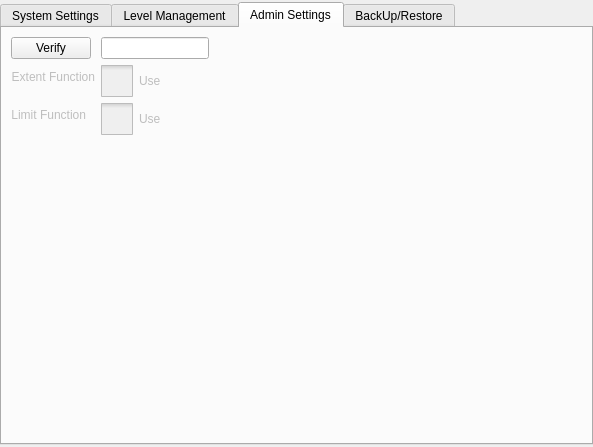
The window that hcsettings/ichcsystemsettingsframe.ui (GaussCheng/2-5AxisPunch) describes before a commit, drawn with Qt 5.
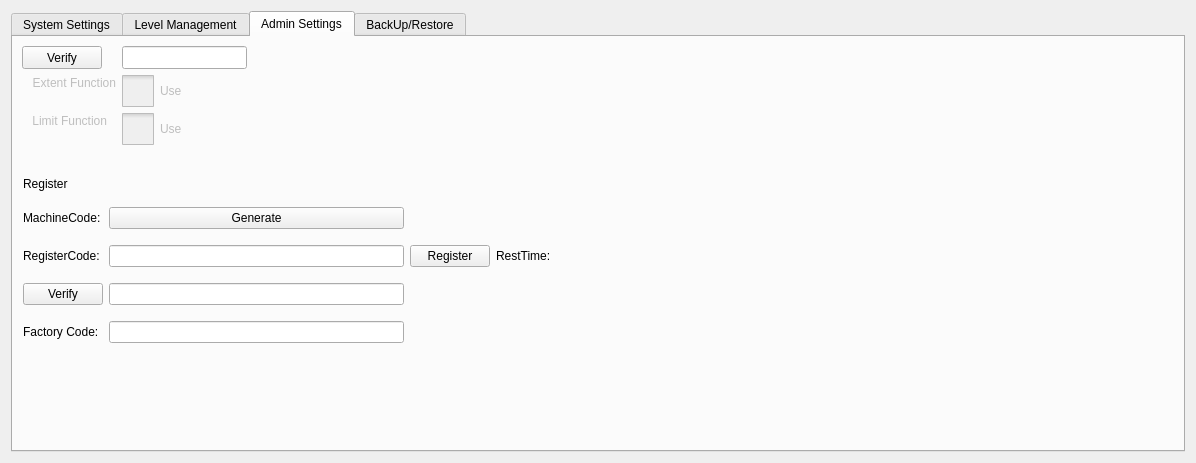
The same window after the commit. The open tabs and pages were chosen to show the change. Icons and pictures are not drawn. Custom widgets are drawn as their Qt base class.

```diff
--- a/hcsettings/ichcsystemsettingsframe.ui
+++ b/hcsettings/ichcsystemsettingsframe.ui
@@ -6,8 +6,8 @@
    <rect>
     <x>0</x>
     <y>0</y>
-    <width>593</width>
-    <height>447</height>
+    <width>1196</width>
+    <height>463</height>
    </rect>
   </property>
   <property name="windowTitle">
@@ -28,23 +28,8 @@
    <enum>QFrame::Plain</enum>
   </property>
   <layout class="QVBoxLayout" name="verticalLayout">
-   <property name="spacing">
-    <number>2</number>
-   </property>
-   <property name="leftMargin">
-    <number>0</number>
-   </property>
-   <property name="topMargin">
-    <number>2</number>
-   </property>
-   <property name="rightMargin">
-    <number>0</number>
-   </property>
-   <property name="bottomMargin">
-    <number>2</number>
-   </property>
    <item>
-    <widget class="ICTabWidget" name="systemConfigPages">
+    <widget class="QTabWidget" name="systemConfigPages">
      <property name="minimumSize">
       <size>
        <width>0</width>
@@ -55,7 +40,7 @@
       <enum>QTabWidget::Rounded</enum>
      </property>
      <property name="currentIndex">
-      <number>3</number>
+      <number>0</number>
      </property>
      <widget class="QWidget" name="systemSettingPage">
       <attribute name="title">
@@ -68,6 +53,76 @@
        <item>
         <layout class="QHBoxLayout" name="horizontalLayout_15">
          <item>
+          <widget class="QPushButton" name="keyToneButton">
+           <property name="sizePolicy">
+            <sizepolicy hsizetype="Minimum" vsizetype="Preferred">
+             <horstretch>0</horstretch>
+             <verstretch>0</verstretch>
+            </sizepolicy>
+           </property>
+           <property name="minimumSize">
+            <size>
+             <width>130</width>
+             <height>48</height>
+            </size>
+           </property>
+           <property name="maximumSize">
+            <size>
+             <width>130</width>
+             <height>32</height>
+            </size>
+           </property>
+           <property name="text">
+            <string>Key Tone(On)</string>
+           </property>
+           <property name="checkable">
+            <bool>true</bool>
+           </property>
+          </widget>
+         </item>
+         <item>
+          <spacer name="horizontalSpacer_13">
+           <property name="orientation">
+            <enum>Qt::Horizontal</enum>
+           </property>
+           <property name="sizeHint" stdset="0">
+            <size>
+             <width>40</width>
+             <height>20</height>
+            </size>
+           </property>
+          </spacer>
+         </item>
+         <item>
+          <widget class="QPushButton" name="calibrationBtn">
+           <property name="sizePolicy">
+            <sizepolicy hsizetype="Minimum" vsizetype="Preferred">
+             <horstretch>0</horstretch>
+             <verstretch>0</verstretch>
+            </sizepolicy>
+           </property>
+           <property name="minimumSize">
+            <size>
+             <width>130</width>
+             <height>48</height>
+            </size>
+           </property>
+           <property name="maximumSize">
+            <size>
+             <width>130</width>
+             <height>32</height>
+            </size>
+           </property>
+           <property name="text">
+            <string>Calibration</string>
+           </property>
+          </widget>
+         </item>
+        </layout>
+       </item>
+       <item>
+        <layout class="QHBoxLayout" name="horizontalLayout">
+         <item>
           <widget class="QLabel" name="label">
            <property name="text">
             <string>Language:</string>
@@ -148,7 +203,7 @@
           </widget>
          </item>
          <item>
-          <spacer name="horizontalSpacer_13">
+          <spacer name="horizontalSpacer">
            <property name="orientation">
             <enum>Qt::Horizontal</enum>
            </property>
@@ -160,31 +215,6 @@
            </property>
           </spacer>
          </item>
-         <item>
-          <widget class="QPushButton" name="calibrationBtn">
-           <property name="sizePolicy">
-            <sizepolicy hsizetype="Minimum" vsizetype="Preferred">
-             <horstretch>0</horstretch>
-             <verstretch>0</verstretch>
-            </sizepolicy>
-           </property>
-           <property name="minimumSize">
-            <size>
-             <width>130</width>
-             <height>48</height>
-            </size>
-           </property>
-           <property name="maximumSize">
-            <size>
-             <width>130</width>
-             <height>32</height>
-            </size>
-           </property>
-           <property name="text">
-            <string>Calibration</string>
-           </property>
-          </widget>
-         </item>
         </layout>
        </item>
        <item>
@@ -247,6 +277,9 @@
            <property name="displayFormat">
             <string>yyyy / MM  /  dd   hh : mm</string>
            </property>
+           <property name="calendarPopup">
+            <bool>false</bool>
+           </property>
           </widget>
          </item>
          <item>
@@ -262,33 +295,39 @@
            </property>
           </spacer>
          </item>
+        </layout>
+       </item>
+       <item>
+        <layout class="QHBoxLayout" name="horizontalLayout_7">
          <item>
-          <widget class="QPushButton" name="keyToneButton">
-           <property name="sizePolicy">
-            <sizepolicy hsizetype="Minimum" vsizetype="Preferred">
-             <horstretch>0</horstretch>
-             <verstretch>0</verstretch>
-            </sizepolicy>
+          <widget class="QLabel" name="label_14">
+           <property name="text">
+            <string>Back Light Time:</string>
            </property>
-           <property name="minimumSize">
-            <size>
-             <width>130</width>
-             <height>48</height>
-            </size>
+          </widget>
+         </item>
+         <item>
+          <widget class="ICLineEditWithVirtualNumericKeypad" name="backLightTimeEdit"/>
+         </item>
+         <item>
+          <widget class="QLabel" name="label_15">
+           <property name="text">
+            <string>min</string>
            </property>
-           <property name="maximumSize">
+          </widget>
+         </item>
+         <item>
+          <spacer name="horizontalSpacer_4">
+           <property name="orientation">
+            <enum>Qt::Horizontal</enum>
+           </property>
+           <property name="sizeHint" stdset="0">
             <size>
-             <width>130</width>
-             <height>32</height>
+             <width>40</width>
+             <height>20</height>
             </size>
            </property>
-           <property name="text">
-            <string>Key Tone(On)</string>
-           </property>
-           <property name="checkable">
-            <bool>true</bool>
-           </property>
-          </widget>
+          </spacer>
          </item>
         </layout>
        </item>
@@ -377,85 +416,10 @@
          </item>
         </layout>
        </item>
-       <item>
-        <layout class="QHBoxLayout" name="horizontalLayout_7">
-         <item>
-          <widget class="QLabel" name="label_14">
-           <property name="text">
-            <string>Back Light Time:</string>
-           </property>
-          </widget>
-         </item>
-         <item>
-          <widget class="ICLineEditWithVirtualNumericKeypad" name="backLightTimeEdit"/>
-         </item>
-         <item>
-          <widget class="QLabel" name="label_15">
-           <property name="text">
-            <string>min</string>
-           </property>
-          </widget>
-         </item>
-         <item>
-          <spacer name="horizontalSpacer_4">
-           <property name="orientation">
-            <enum>Qt::Horizontal</enum>
-           </property>
-           <property name="sizeHint" stdset="0">
-            <size>
-             <width>40</width>
-             <height>20</height>
-            </size>
-           </property>
-          </spacer>
-         </item>
-        </layout>
-       </item>
-       <item>
-        <widget class="QLabel" name="versionLabel">
-         <property name="minimumSize">
-          <size>
-           <width>0</width>
-           <height>48</height>
-          </size>
-         </property>
-         <property name="text">
-          <string/>
-         </property>
-         <property name="wordWrap">
-          <bool>true</bool>
-         </property>
-        </widget>
-       </item>
        <item>
         <layout class="QHBoxLayout" name="horizontalLayout_3">
          <item>
-          <widget class="QPushButton" name="mmcFix">
-           <property name="sizePolicy">
-            <sizepolicy hsizetype="Preferred" vsizetype="Preferred">
-             <horstretch>0</horstretch>
-             <verstretch>0</verstretch>
-            </sizepolicy>
-           </property>
-           <property name="minimumSize">
-            <size>
-             <width>80</width>
-             <height>48</height>
-            </size>
-           </property>
-           <property name="maximumSize">
-            <size>
-             <width>130</width>
-             <height>48</height>
-            </size>
-           </property>
-           <property name="text">
-            <string>MMC Fix</string>
-           </property>
-          </widget>
-         </item>
-         <item>
-          <widget class="QLabel" name="versionLabel_2">
+          <widget class="QLabel" name="versionLabel">
            <property name="text">
             <string/>
            </property>
@@ -477,7 +441,7 @@
            </property>
            <property name="maximumSize">
             <size>
-             <width>130</width>
+             <width>80</width>
              <height>48</height>
             </size>
            </property>
@@ -496,7 +460,7 @@
          <property name="sizeHint" stdset="0">
           <size>
            <width>20</width>
-           <height>47</height>
+           <height>40</height>
           </size>
          </property>
         </spacer>
@@ -624,6 +588,9 @@
            <height>32</height>
           </size>
          </property>
+         <property name="text">
+          <string notr="true"/>
+         </property>
          <property name="echoMode">
           <enum>QLineEdit::Password</enum>
          </property>
@@ -647,6 +614,9 @@
            <height>32</height>
           </size>
          </property>
+         <property name="text">
+          <string notr="true"/>
+         </property>
          <property name="echoMode">
           <enum>QLineEdit::Password</enum>
          </property>
@@ -711,40 +681,58 @@
       <attribute name="title">
        <string>Admin Settings</string>
       </attribute>
-      <layout class="QFormLayout" name="formLayout_2">
-       <property name="fieldGrowthPolicy">
-        <enum>QFormLayout::FieldsStayAtSizeHint</enum>
+      <widget class="ICLineEditWithVirtualKeyboard" name="pwdEdit">
+       <property name="enabled">
+        <bool>true</bool>
        </property>
-       <item row="0" column="1">
-        <widget class="ICLineEditWithVirtualKeyboard" name="pwdEdit">
-         <property name="enabled">
-          <bool>true</bool>
-         </property>
-         <property name="echoMode">
-          <enum>QLineEdit::Password</enum>
-         </property>
-        </widget>
-       </item>
-       <item row="1" column="0">
-        <widget class="QLabel" name="extentLabel">
-         <property name="enabled">
-          <bool>false</bool>
-         </property>
-         <property name="text">
-          <string>Extent Function</string>
-         </property>
-         <property name="alignment">
-          <set>Qt::AlignRight|Qt::AlignTrailing|Qt::AlignVCenter</set>
-         </property>
-        </widget>
-       </item>
-       <item row="1" column="1">
-        <widget class="QCheckBox" name="extentFunctionCheckBox">
-         <property name="enabled">
-          <bool>false</bool>
-         </property>
-         <property name="styleSheet">
-          <string notr="true">::indicator {
+       <property name="geometry">
+        <rect>
+         <x>109</x>
+         <y>9</y>
+         <width>125</width>
+         <height>23</height>
+        </rect>
+       </property>
+       <property name="text">
+        <string notr="true"/>
+       </property>
+       <property name="echoMode">
+        <enum>QLineEdit::Password</enum>
+       </property>
+      </widget>
+      <widget class="QLabel" name="extentLabel">
+       <property name="enabled">
+        <bool>false</bool>
+       </property>
+       <property name="geometry">
+        <rect>
+         <x>9</x>
+         <y>38</y>
+         <width>94</width>
+         <height>16</height>
+        </rect>
+       </property>
+       <property name="text">
+        <string>Extent Function</string>
+       </property>
+       <property name="alignment">
+        <set>Qt::AlignRight|Qt::AlignTrailing|Qt::AlignVCenter</set>
+       </property>
+      </widget>
+      <widget class="QCheckBox" name="extentFunctionCheckBox">
+       <property name="enabled">
+        <bool>false</bool>
+       </property>
+       <property name="geometry">
+        <rect>
+         <x>109</x>
+         <y>38</y>
+         <width>131</width>
+         <height>32</height>
+        </rect>
+       </property>
+       <property name="styleSheet">
+        <string notr="true">::indicator {
      width: 32px;
      height: 32px;
  }
@@ -767,39 +755,57 @@
 {
  image: url(:/resource/check_unchecked_disable.png);
 }</string>
-         </property>
-         <property name="text">
-          <string>Use</string>
-         </property>
-        </widget>
-       </item>
-       <item row="0" column="0">
-        <widget class="QPushButton" name="verifyButton">
-         <property name="text">
-          <string>Verify</string>
-         </property>
-        </widget>
-       </item>
-       <item row="2" column="0">
-        <widget class="QLabel" name="limitFunctionLabel">
-         <property name="enabled">
-          <bool>false</bool>
-         </property>
-         <property name="text">
-          <string>Limit Function</string>
-         </property>
-         <property name="alignment">
-          <set>Qt::AlignRight|Qt::AlignTrailing|Qt::AlignVCenter</set>
-         </property>
-        </widget>
-       </item>
-       <item row="2" column="1">
-        <widget class="QCheckBox" name="limitFunctionBox">
-         <property name="enabled">
-          <bool>false</bool>
-         </property>
-         <property name="styleSheet">
-          <string notr="true">::indicator {
+       </property>
+       <property name="text">
+        <string>Use</string>
+       </property>
+      </widget>
+      <widget class="QPushButton" name="verifyButton">
+       <property name="geometry">
+        <rect>
+         <x>9</x>
+         <y>9</y>
+         <width>80</width>
+         <height>23</height>
+        </rect>
+       </property>
+       <property name="text">
+        <string>Verify</string>
+       </property>
+      </widget>
+      <widget class="QLabel" name="limitFunctionLabel">
+       <property name="enabled">
+        <bool>false</bool>
+       </property>
+       <property name="geometry">
+        <rect>
+         <x>9</x>
+         <y>76</y>
+         <width>85</width>
+         <height>16</height>
+        </rect>
+       </property>
+       <property name="text">
+        <string>Limit Function</string>
+       </property>
+       <property name="alignment">
+        <set>Qt::AlignRight|Qt::AlignTrailing|Qt::AlignVCenter</set>
+       </property>
+      </widget>
+      <widget class="QCheckBox" name="limitFunctionBox">
+       <property name="enabled">
+        <bool>false</bool>
+       </property>
+       <property name="geometry">
+        <rect>
+         <x>109</x>
+         <y>76</y>
+         <width>121</width>
+         <height>32</height>
+        </rect>
+       </property>
+       <property name="styleSheet">
+        <string notr="true">::indicator {
      width: 32px;
      height: 32px;
  }
@@ -822,13 +828,202 @@
 {
  image: url(:/resource/check_unchecked_disable.png);
 }</string>
-         </property>
-         <property name="text">
-          <string>Use</string>
-         </property>
-        </widget>
-       </item>
-      </layout>
+       </property>
+       <property name="text">
+        <string>Use</string>
+       </property>
+      </widget>
+      <widget class="QWidget" name="registerContainer" native="true">
+       <property name="geometry">
+        <rect>
+         <x>10</x>
+         <y>130</y>
+         <width>541</width>
+         <height>191</height>
+        </rect>
+       </property>
+       <layout class="QGridLayout" name="gridLayout">
+        <item row="0" column="0">
+         <widget class="QLabel" name="label_36">
+          <property name="sizePolicy">
+           <sizepolicy hsizetype="Fixed" vsizetype="Fixed">
+            <horstretch>0</horstretch>
+            <verstretch>0</verstretch>
+           </sizepolicy>
+          </property>
+          <property name="text">
+           <string>Register</string>
+          </property>
+         </widget>
+        </item>
+        <item row="0" column="1">
+         <widget class="QLabel" name="tipLabel">
+          <property name="text">
+           <string/>
+          </property>
+         </widget>
+        </item>
+        <item row="1" column="0">
+         <widget class="QLabel" name="label_37">
+          <property name="sizePolicy">
+           <sizepolicy hsizetype="Fixed" vsizetype="Fixed">
+            <horstretch>0</horstretch>
+            <verstretch>0</verstretch>
+           </sizepolicy>
+          </property>
+          <property name="text">
+           <string>MachineCode:</string>
+          </property>
+         </widget>
+        </item>
+        <item row="1" column="1">
+         <widget class="QPushButton" name="generateBtn">
+          <property name="text">
+           <string>Generate</string>
+          </property>
+         </widget>
+        </item>
+        <item row="2" column="0">
+         <widget class="QLabel" name="label_38">
+          <property name="sizePolicy">
+           <sizepolicy hsizetype="Fixed" vsizetype="Fixed">
+            <horstretch>0</horstretch>
+            <verstretch>0</verstretch>
+           </sizepolicy>
+          </property>
+          <property name="text">
+           <string>RegisterCode:</string>
+          </property>
+         </widget>
+        </item>
+        <item row="2" column="1">
+         <widget class="ICLineEditWithVirtualNumericKeypad" name="registerCode">
+          <property name="sizePolicy">
+           <sizepolicy hsizetype="Expanding" vsizetype="Fixed">
+            <horstretch>0</horstretch>
+            <verstretch>0</verstretch>
+           </sizepolicy>
+          </property>
+         </widget>
+        </item>
+        <item row="2" column="2">
+         <widget class="QPushButton" name="registerBtn">
+          <property name="sizePolicy">
+           <sizepolicy hsizetype="Fixed" vsizetype="Fixed">
+            <horstretch>0</horstretch>
+            <verstretch>0</verstretch>
+           </sizepolicy>
+          </property>
+          <property name="minimumSize">
+           <size>
+            <width>27</width>
+            <height>0</height>
+           </size>
+          </property>
+          <property name="maximumSize">
+           <size>
+            <width>84</width>
+            <height>16777215</height>
+           </size>
+          </property>
+          <property name="text">
+           <string>Register</string>
+          </property>
+         </widget>
+        </item>
+        <item row="2" column="3">
+         <widget class="QLabel" name="label_39">
+          <property name="sizePolicy">
+           <sizepolicy hsizetype="Fixed" vsizetype="Fixed">
+            <horstretch>0</horstretch>
+            <verstretch>0</verstretch>
+           </sizepolicy>
+          </property>
+          <property name="minimumSize">
+           <size>
+            <width>29</width>
+            <height>0</height>
+           </size>
+          </property>
+          <property name="maximumSize">
+           <size>
+            <width>84</width>
+            <height>16777215</height>
+           </size>
+          </property>
+          <property name="layoutDirection">
+           <enum>Qt::RightToLeft</enum>
+          </property>
+          <property name="text">
+           <string>RestTime:</string>
+          </property>
+         </widget>
+        </item>
+        <item row="2" column="4">
+         <widget class="QLabel" name="restTime">
+          <property name="sizePolicy">
+           <sizepolicy hsizetype="Preferred" vsizetype="Fixed">
+            <horstretch>0</horstretch>
+            <verstretch>0</verstretch>
+           </sizepolicy>
+          </property>
+          <property name="text">
+           <string/>
+          </property>
+         </widget>
+        </item>
+        <item row="3" column="0">
+         <widget class="QPushButton" name="verifySupperButton">
+          <property name="text">
+           <string>Verify</string>
+          </property>
+         </widget>
+        </item>
+        <item row="3" column="1">
+         <widget class="ICLineEditWithVirtualKeyboard" name="supperPwdEdit">
+          <property name="enabled">
+           <bool>true</bool>
+          </property>
+          <property name="text">
+           <string notr="true"/>
+          </property>
+          <property name="echoMode">
+           <enum>QLineEdit::Password</enum>
+          </property>
+         </widget>
+        </item>
+        <item row="4" column="0">
+         <widget class="QLabel" name="label_41">
+          <property name="sizePolicy">
+           <sizepolicy hsizetype="Fixed" vsizetype="Fixed">
+            <horstretch>0</horstretch>
+            <verstretch>0</verstretch>
+           </sizepolicy>
+          </property>
+          <property name="text">
+           <string>Factory Code:</string>
+          </property>
+         </widget>
+        </item>
+        <item row="4" column="1">
+         <widget class="ICLineEditWithVirtualNumericKeypad" name="factoryCode">
+          <property name="sizePolicy">
+           <sizepolicy hsizetype="Expanding" vsizetype="Fixed">
+            <horstretch>0</horstretch>
+            <verstretch>0</verstretch>
+           </sizepolicy>
+          </property>
+         </widget>
+        </item>
+        <item row="1" column="2" colspan="2">
+         <widget class="QLabel" name="machineCode">
+          <property name="text">
+           <string/>
+          </property>
+         </widget>
+        </item>
+       </layout>
+      </widget>
      </widget>
      <widget class="QWidget" name="tab">
       <attribute name="title">
@@ -848,7 +1043,7 @@
               <property name="minimumSize">
                <size>
                 <width>0</width>
-                <height>48</height>
+                <height>32</height>
                </size>
               </property>
               <property name="text">
@@ -861,7 +1056,7 @@
               <property name="minimumSize">
                <size>
                 <width>0</width>
-                <height>48</height>
+                <height>32</height>
                </size>
               </property>
               <property name="text">
@@ -874,7 +1069,7 @@
               <property name="minimumSize">
                <size>
                 <width>0</width>
-                <height>48</height>
+                <height>32</height>
                </size>
               </property>
               <property name="text">
@@ -896,7 +1091,7 @@
               <property name="minimumSize">
                <size>
                 <width>0</width>
-                <height>48</height>
+                <height>32</height>
                </size>
               </property>
               <property name="text">
@@ -909,7 +1104,7 @@
               <property name="minimumSize">
                <size>
                 <width>0</width>
-                <height>48</height>
+                <height>32</height>
                </size>
               </property>
               <property name="text">
@@ -922,7 +1117,7 @@
               <property name="minimumSize">
                <size>
                 <width>0</width>
-                <height>48</height>
+                <height>32</height>
                </size>
               </property>
               <property name="text">
@@ -984,12 +1179,6 @@
    <extends>QLineEdit</extends>
    <header>iclineeditwithvirtualnumerickeypad.h</header>
   </customwidget>
-  <customwidget>
-   <class>ICTabWidget</class>
-   <extends>QTabWidget</extends>
-   <header>ictabwidget.h</header>
-   <container>1</container>
-  </customwidget>
   <customwidget>
    <class>ICLineEditWithVirtualKeyboard</class>
    <extends>QLineEdit</extends>
```
